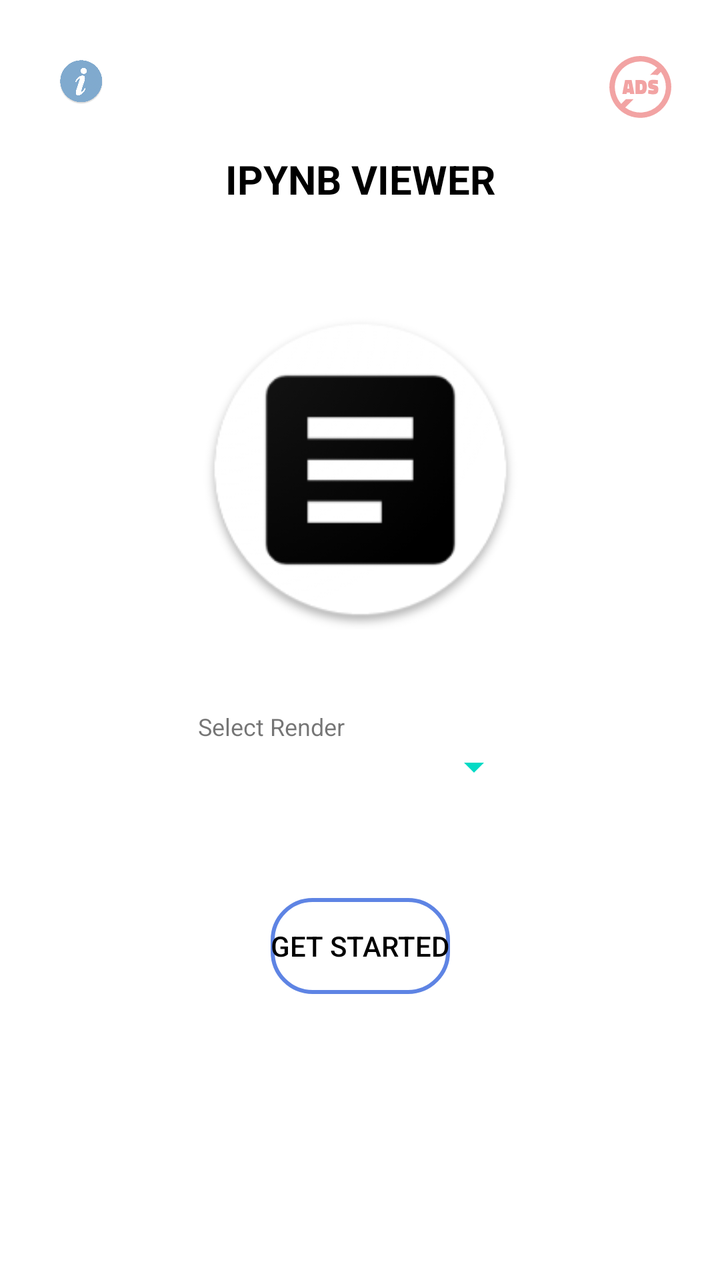
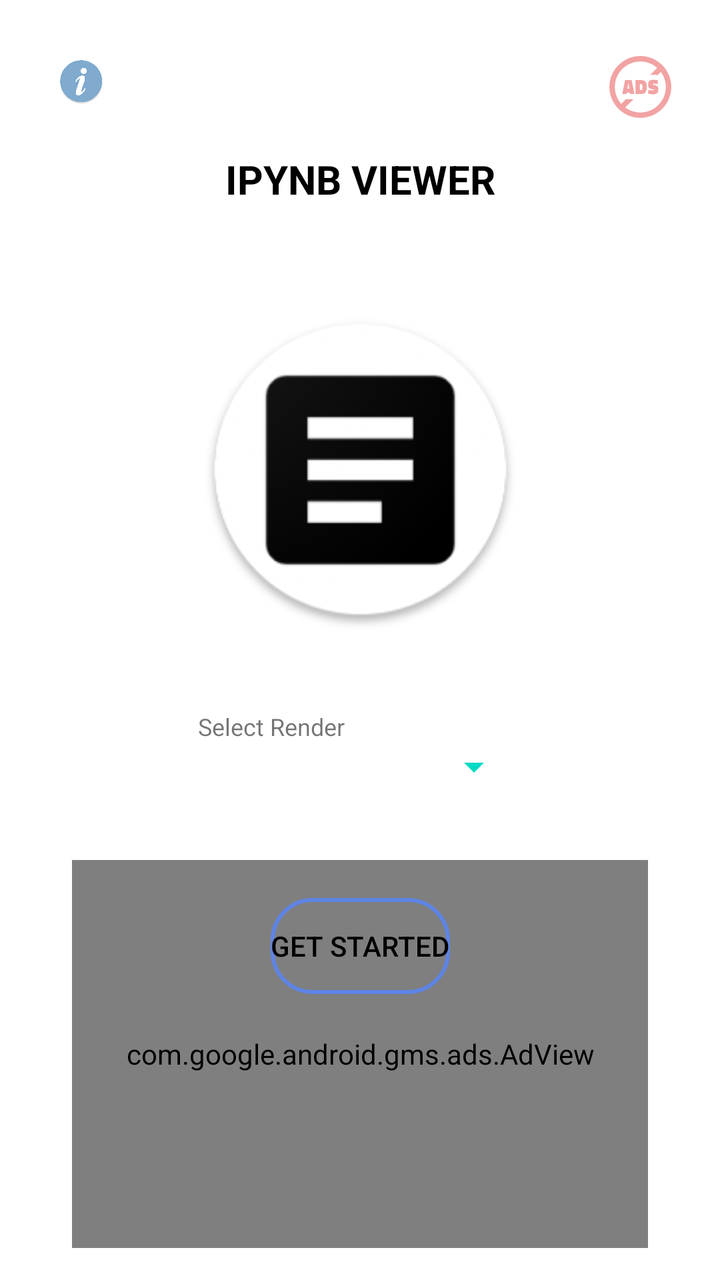

Before-and-after screenshots of an Android layout around one commit, followed by the original layout XML and the change that was made.
<!-- AndroidManifest.xml: application theme Theme.IpynbViewer -->
<!-- res/layout/activity_main.xml -->
<?xml version="1.0" encoding="utf-8"?>
<androidx.constraintlayout.widget.ConstraintLayout xmlns:android="http://schemas.android.com/apk/res/android"
    xmlns:app="http://schemas.android.com/apk/res-auto"
    xmlns:tools="http://schemas.android.com/tools"
    android:layout_width="match_parent"
    android:layout_height="match_parent"
    android:orientation="vertical">

    <Button
        android:id="@+id/getStarted"
        android:layout_width="wrap_content"
        android:layout_height="48dp"
        android:layout_marginTop="28dp"
        android:layout_marginBottom="100dp"
        android:text="Get Started"
        app:layout_constraintBottom_toBottomOf="parent"
        app:layout_constraintEnd_toEndOf="parent"
        app:layout_constraintHorizontal_bias="0.5"
        app:layout_constraintStart_toStartOf="parent"
        app:layout_constraintTop_toBottomOf="@+id/linearLayout"
        app:layout_constraintVertical_bias="0.044"
        android:background="@drawable/mybutton"
        android:textColor="@color/colorText"
        app:backgroundTint="@null"/>

    <TextView
        android:id="@+id/title"
        android:layout_width="wrap_content"
        android:layout_height="wrap_content"
        android:layout_marginTop="76dp"
        android:text="IPYNB VIEWER"
        android:textColor="@color/colorText"
        android:textSize="20sp"
        android:textStyle="bold"
        app:layout_constraintEnd_toEndOf="parent"
        app:layout_constraintHorizontal_bias="0.501"
        app:layout_constraintStart_toStartOf="parent"
        app:layout_constraintTop_toTopOf="parent" />

    <ImageView
        android:id="@+id/logoimg"
        android:layout_width="159dp"
        android:layout_height="0dp"
        android:layout_marginTop="36dp"
        android:src="@drawable/logo"
        app:layout_constraintEnd_toEndOf="parent"
        app:layout_constraintHorizontal_bias="0.5"
        app:layout_constraintStart_toStartOf="parent"
        app:layout_constraintTop_toBottomOf="@+id/title" />

    <LinearLayout
        android:id="@+id/linearLayout"
        android:layout_width="162dp"
        android:layout_height="64dp"
        android:layout_marginTop="24dp"
        android:orientation="vertical"
        app:layout_constraintEnd_toEndOf="parent"
        app:layout_constraintHorizontal_bias="0.5"
        app:layout_constraintStart_toStartOf="parent"
        app:layout_constraintTop_toBottomOf="@+id/logoimg">

        <TextView
            android:layout_width="match_parent"
            android:layout_height="wrap_content"
            android:text="Select Render"
            android:textSize="12sp" />

        <Spinner
            android:id="@+id/selectRender"
            android:layout_width="match_parent"
            android:layout_height="wrap_content"
            android:prompt="@string/title" />
    </LinearLayout>

    <ImageView
        android:id="@+id/infologo"
        android:layout_width="25dp"
        android:layout_height="25dp"
        android:layout_marginStart="28dp"
        android:layout_marginTop="28dp"
        android:alpha="0.5"
        android:src="@drawable/info"
        app:layout_constraintStart_toStartOf="parent"
        app:layout_constraintTop_toTopOf="parent" />

    <ImageView
        android:id="@+id/removeads"
        android:layout_width="32dp"
        android:layout_height="31dp"
        android:layout_marginTop="28dp"
        android:layout_marginEnd="24dp"
        android:alpha="0.5"
        android:src="@drawable/removeads"
        app:layout_constraintEnd_toEndOf="parent"
        app:layout_constraintTop_toTopOf="parent" />


</androidx.constraintlayout.widget.ConstraintLayout>
<!-- resources referenced by this layout -->
<resources>
  <color name="colorText">#FF000000</color>
  <!-- drawable info: png bitmap (drawable, 20865 bytes) -->
  <!-- drawable logo: png bitmap (drawable, 13798 bytes) -->
  <!-- drawable mybutton (drawable) -->
  <?xml version="1.0" encoding="utf-8"?>
  <shape xmlns:android="http://schemas.android.com/apk/res/android">
  
      <corners android:radius="20dp" />
      <gradient
          android:endColor="@android:color/transparent"
          android:startColor="@android:color/transparent" />
      <stroke
          android:width="2dp"
          android:color="#5E84E4" /> 
  
  </shape>
  <!-- drawable removeads (drawable) -->
  <vector xmlns:android="http://schemas.android.com/apk/res/android"
      android:width="122.88dp"
      android:height="122.88dp"
      android:viewportWidth="122.88"
      android:viewportHeight="122.88">
    <path
        android:fillColor="#E64747"
        android:pathData="M61.44,0A61.31,61.31 0,1 1,38 4.66,61.29 61.29,0 0,1 61.44,0ZM96.13,55.62A73.43,73.43 0,0 0,88.54 55a14.21,14.21 0,0 0,-2.76 0.14,0.59 0.59,0 0,0 -0.38,0.61 0.75,0.75 0,0 0,0.44 0.7,17 17,0 0,0 2.79,0.83 37.3,37.3 0,0 1,3.85 1.14A9.31,9.31 0,0 1,95.19 60a4.83,4.83 0,0 1,1.59 2.49,16 16,0 0,1 0.39,4q0,5.14 -2.45,7.34T87.36,76a35,35 0,0 1,-5 -0.37,37.23 37.23,0 0,1 -4,-0.75l-1.44,-0.37 0.37,-7.34a61.8,61.8 0,0 0,9.29 0.91q1.92,0 1.92,-1a0.63,0.63 0,0 0,-0.44 -0.6,17.51 17.51,0 0,0 -2.4,-0.52q-5.19,-0.9 -7.06,-2.84t-1.86,-6.32q0,-5.61 2.4,-7.68t7.4,-2.07a51.74,51.74 0,0 1,8.26 0.78l1.55,0.29 -0.22,7.47ZM62.7,75.41L51.85,75.41L51.85,47.61L62.33,47.61q6.4,0 9.21,3.24T74.36,61.2q0,7.13 -2.7,10.66t-9,3.55ZM65.7,61.68q0,-3.74 -0.69,-5c-0.45,-0.83 -1.47,-1.24 -3.05,-1.24L60.44,55.44L60.44,67.57L62,67.57a3.56,3.56 0,0 0,2.85 -1.08c0.59,-0.72 0.89,-2.32 0.89,-4.81ZM25.7,75.41 L31.18,47.61h13l5.59,27.8L41.11,75.41l-0.7,-3.19L34.75,72.22l-0.6,3.19ZM37.26,55.17l-1.4,9.7h3.66l-1.33,-9.7ZM102.19,31.54 L95.8,37.94a58.74,58.74 0,0 0,-9.26 -0.86,24.42 24.42,0 0,0 -6,0.71L94.83,23.48a50.62,50.62 0,0 0,-52.7 -8.77A50.49,50.49 0,0 0,23.52 94.79l9.38,-9.38h1.25v0c2.42,0 4.59,0 7,0h5.18l1.61,0.43L31.58,102.16a50.51,50.51 0,0 0,70.61 -70.62Z"/>
  </vector>
  <string name="title">Select Render</string>
  <style name="Theme.IpynbViewer" parent="Theme.MaterialComponents.DayNight.DarkActionBar">
          
          <item name="colorPrimary">@color/purple_500</item>
          <item name="colorPrimaryVariant">@color/purple_700</item>
          <item name="colorOnPrimary">@color/white</item>
          
          <item name="colorSecondary">@color/teal_200</item>
          <item name="colorSecondaryVariant">@color/teal_700</item>
          <item name="colorOnSecondary">@color/black</item>
          
          <item name="android:statusBarColor">?attr/colorPrimaryVariant</item>
          
          <item name="windowNoTitle">true</item>
  
          <item name="android:windowFullscreen">true</item>
  
          <item name="android:textColorSecondary">@color/teal_200</item>
      </style>
  <color name="purple_500">#FF6200EE</color>
  <color name="purple_700">#FF3700B3</color>
  <color name="white">#FFFFFFFF</color>
  <color name="teal_200">#FF03DAC5</color>
  <color name="teal_700">#FF018786</color>
  <color name="black">#FF000000</color>
</resources>

<!-- the commit's change to res/layout/activity_main.xml (unified diff, before → after) -->
@@ -12,16 +12,16 @@
         android:layout_height="48dp"
         android:layout_marginTop="28dp"
         android:layout_marginBottom="100dp"
+        android:background="@drawable/mybutton"
         android:text="Get Started"
+        android:textColor="@color/colorText"
+        app:backgroundTint="@null"
         app:layout_constraintBottom_toBottomOf="parent"
         app:layout_constraintEnd_toEndOf="parent"
         app:layout_constraintHorizontal_bias="0.5"
         app:layout_constraintStart_toStartOf="parent"
         app:layout_constraintTop_toBottomOf="@+id/linearLayout"
-        app:layout_constraintVertical_bias="0.044"
-        android:background="@drawable/mybutton"
-        android:textColor="@color/colorText"
-        app:backgroundTint="@null"/>
+        app:layout_constraintVertical_bias="0.044" />
 
     <TextView
         android:id="@+id/title"
@@ -94,5 +94,29 @@
         app:layout_constraintEnd_toEndOf="parent"
         app:layout_constraintTop_toTopOf="parent" />
 
+    <LinearLayout
+        android:id="@+id/mediumAds"
+        android:layout_width="match_parent"
+        android:layout_height="wrap_content"
+        android:layout_alignParentBottom="true"
+        android:orientation="vertical"
+        app:layout_constraintBottom_toBottomOf="parent" />
+
+    <com.google.android.gms.ads.AdView
+        android:id="@+id/adView"
+        android:layout_width="288dp"
+        android:layout_height="194dp"
+        android:layout_alignParentBottom="true"
+        android:layout_centerHorizontal="true"
+        android:layout_marginTop="20dp"
+        android:layout_marginBottom="16dp"
+        app:adSize="MEDIUM_RECTANGLE"
+        app:adUnitId="ca-app-pub-3940256099942544/6300978111"
+        app:layout_constraintBottom_toBottomOf="parent"
+        app:layout_constraintEnd_toEndOf="parent"
+        app:layout_constraintStart_toStartOf="parent"
+        app:layout_constraintTop_toBottomOf="@+id/getStarted"
+        app:layout_constraintVertical_bias="1.0"></com.google.android.gms.ads.AdView>
+
 
 </androidx.constraintlayout.widget.ConstraintLayout>
